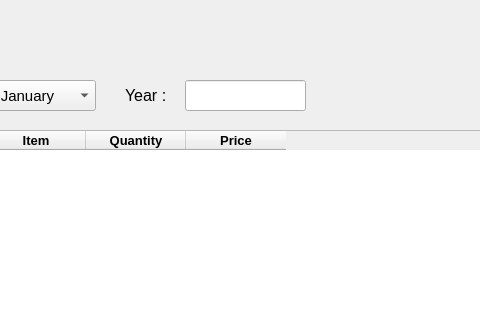
First picture: the form in ui/statement.ui, repository sriv95/Restaurant-Management, before the edit; both pictures show x 255 to 735 and y 0 to 320 of the 904 by 677 pixel window.
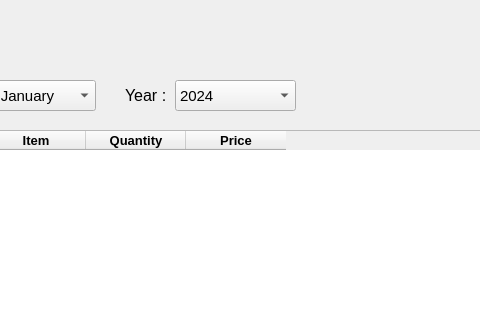
Second picture: the form after the edit.

Commit message: Replace Year_Input QLineEdit with QComboBox for year selection in statement UI

Diff of the .ui file:
```diff
--- a/ui/statement.ui
+++ b/ui/statement.ui
@@ -192,16 +192,6 @@
     <string>Year :</string>
    </property>
   </widget>
-  <widget class="QLineEdit" name="Year_Input">
-   <property name="geometry">
-    <rect>
-     <x>440</x>
-     <y>80</y>
-     <width>121</width>
-     <height>31</height>
-    </rect>
-   </property>
-  </widget>
   <widget class="QLabel" name="label_6">
    <property name="geometry">
     <rect>
@@ -317,6 +307,31 @@
     </font>
    </property>
   </widget>
+  <widget class="QComboBox" name="Year_Input">
+   <property name="geometry">
+    <rect>
+     <x>430</x>
+     <y>80</y>
+     <width>121</width>
+     <height>31</height>
+    </rect>
+   </property>
+   <property name="font">
+    <font>
+     <pointsize>11</pointsize>
+    </font>
+   </property>
+   <item>
+    <property name="text">
+     <string>2024</string>
+    </property>
+   </item>
+   <item>
+    <property name="text">
+     <string>2025</string>
+    </property>
+   </item>
+  </widget>
  </widget>
  <resources/>
  <connections/>
```
The commit also changes 1 other file.
